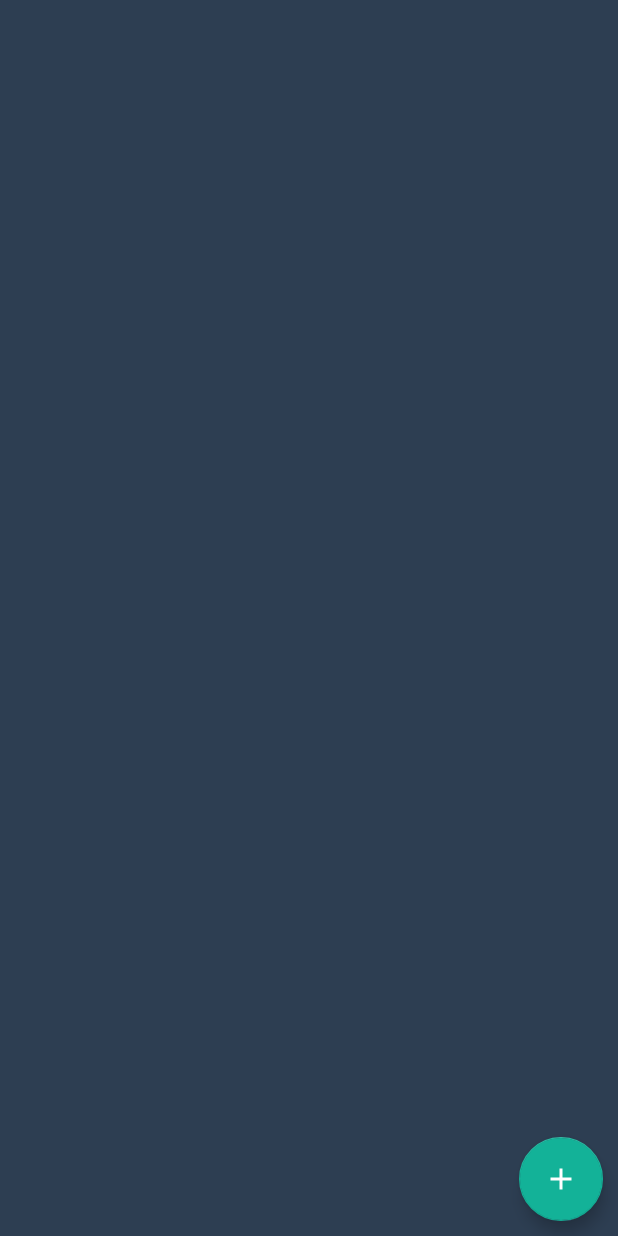
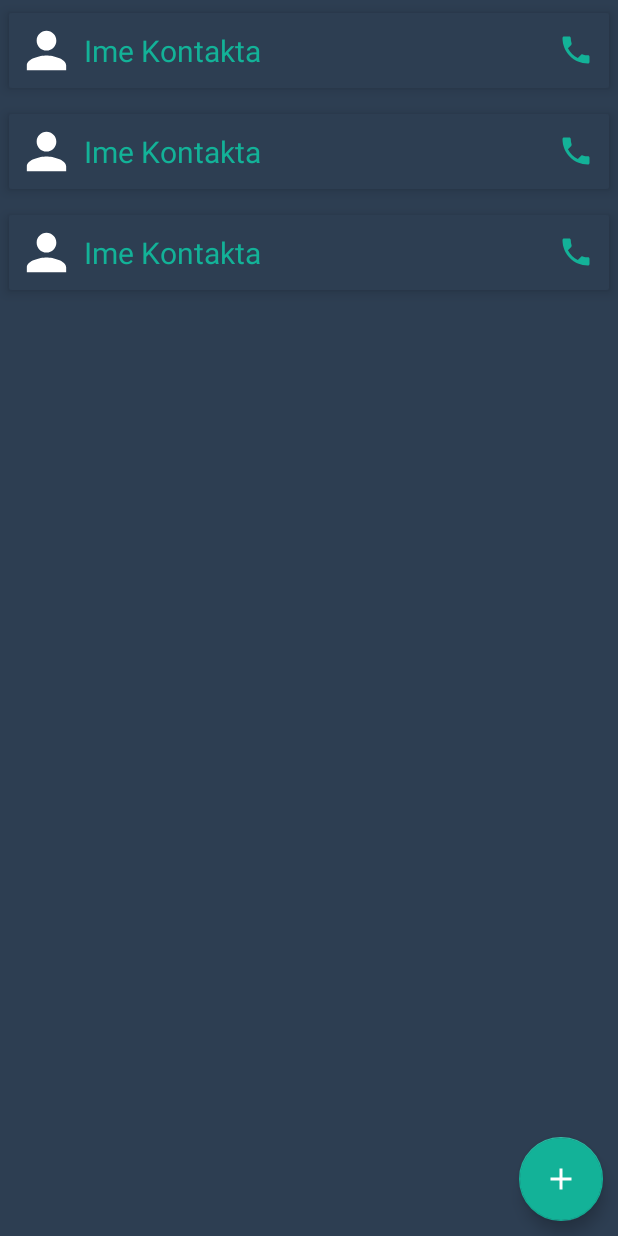
Before and after one commit to vladavoX/projekat_rma, an Android app: the layout activity_main.xml on its own in the app's theme, with its tools: preview values and no code run, on a phone screen of 412 x 824 dp. Run offline under Robolectric (Android 15) with nearby library versions, the phone set to English and light mode, and no system bars.

Commit message:
RecyclerView na MainActivity za prikaz svih kontakata iz baze

```diff
--- /dev/null
+++ b/app/src/main/res/drawable/ic_baseline_person_24.xml
@@ -0,0 +1,5 @@
+<vector android:height="24dp" android:tint="#FFFFFF"
+    android:viewportHeight="24" android:viewportWidth="24"
+    android:width="24dp" xmlns:android="http://schemas.android.com/apk/res/android">
+    <path android:fillColor="@android:color/white" android:pathData="M12,12c2.21,0 4,-1.79 4,-4s-1.79,-4 -4,-4 -4,1.79 -4,4 1.79,4 4,4zM12,14c-2.67,0 -8,1.34 -8,4v2h16v-2c0,-2.66 -5.33,-4 -8,-4z"/>
+</vector>
--- a/app/src/main/res/layout/activity_main.xml
+++ b/app/src/main/res/layout/activity_main.xml
@@ -6,6 +6,14 @@
     android:layout_height="match_parent"
     android:background="@color/colorSecondary"
     tools:context=".MainActivity">
+
+    <androidx.recyclerview.widget.RecyclerView
+        android:id="@+id/kontaktRV"
+        android:layout_width="match_parent"
+        android:layout_height="match_parent"
+        android:background="@color/colorSecondary"
+        app:layoutManager="androidx.recyclerview.widget.LinearLayoutManager"
+        tools:listitem="@layout/red_kontakt" />
 
     <!-- dugme za dodavanje kontakta i prelazak u novi activity -->
     <com.google.android.material.floatingactionbutton.FloatingActionButton
--- /dev/null
+++ b/app/src/main/res/layout/red_kontakt.xml
@@ -0,0 +1,53 @@
+<?xml version="1.0" encoding="utf-8"?>
+<androidx.cardview.widget.CardView xmlns:android="http://schemas.android.com/apk/res/android"
+    xmlns:app="http://schemas.android.com/apk/res-auto"
+    android:layout_width="match_parent"
+    android:layout_height="wrap_content"
+    android:backgroundTint="@color/colorSecondary"
+    app:cardBackgroundColor="@color/colorSecondary"
+    app:cardElevation="5dp"
+    app:cardUseCompatPadding="true">
+
+    <RelativeLayout
+        android:layout_width="match_parent"
+        android:layout_height="wrap_content"
+        android:background="@color/colorSecondary"
+        android:backgroundTint="@color/colorSecondary">
+
+        <ImageView
+            android:id="@+id/kontakt_slika"
+            android:layout_width="50dp"
+            android:layout_height="50dp"
+            android:contentDescription="osoba"
+            android:padding="5dp"
+            android:src="@drawable/ic_baseline_person_24" />
+
+        <TextView
+            android:id="@+id/kontakt_ime"
+            android:layout_width="match_parent"
+            android:layout_height="wrap_content"
+            android:layout_centerInParent="true"
+            android:layout_toStartOf="@id/kontakt_poziv"
+            android:layout_toLeftOf="@id/kontakt_poziv"
+            android:layout_toEndOf="@id/kontakt_slika"
+            android:layout_toRightOf="@id/kontakt_slika"
+            android:text="Ime Kontakta"
+            android:textColor="@color/colorTextPrimary"
+            android:textSize="20sp" />
+
+        <ImageView
+            android:id="@+id/kontakt_poziv"
+            android:layout_width="wrap_content"
+            android:layout_height="wrap_content"
+            android:layout_alignParentEnd="true"
+            android:layout_alignParentRight="true"
+            android:layout_centerInParent="true"
+            android:layout_marginEnd="10dp"
+            android:layout_marginRight="10dp"
+            android:contentDescription="telefon"
+            android:src="@drawable/ic_baseline_phone_24"
+            android:tint="@color/colorTextPrimary" />
+
+    </RelativeLayout>
+
+</androidx.cardview.widget.CardView>
```
Also changed, not shown: app/src/main/java/com/example/projekat_rma_2019270833/AdapterKontakt.java (added, +70 -0 lines), app/src/main/java/com/example/projekat_rma_2019270833/DbHelper.java (+32 -0 lines), app/src/main/java/com/example/projekat_rma_2019270833/MainActivity.java (+30 -1 lines), app/src/main/java/com/example/projekat_rma_2019270833/ModelKontakt.java (added, +72 -0 lines).
